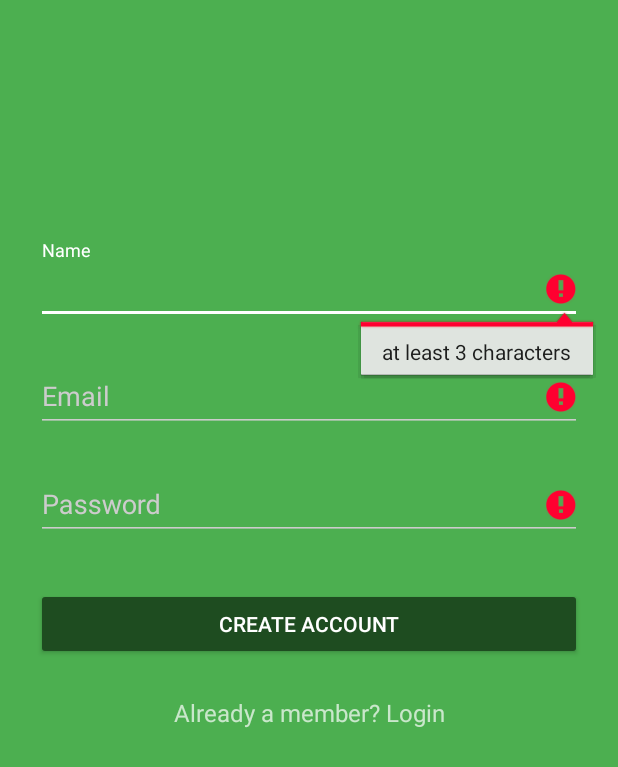
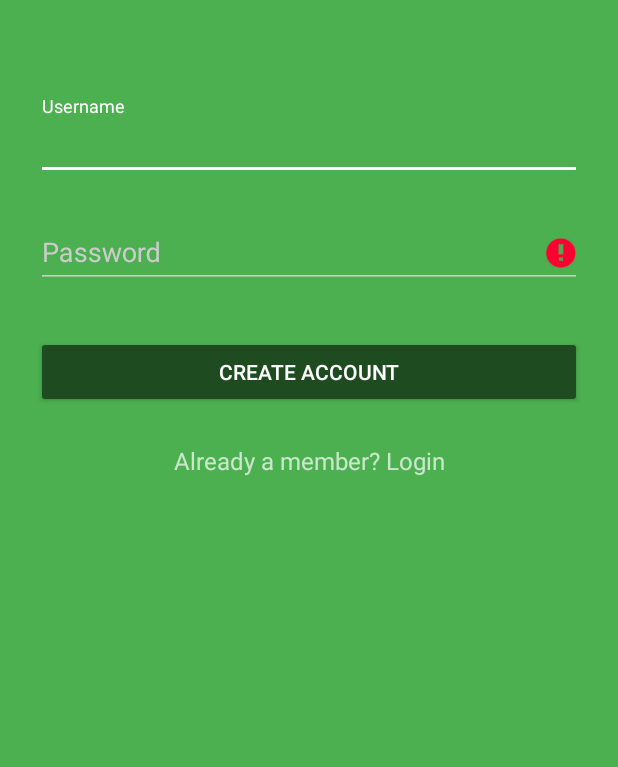
Before and after one commit to koallen/e-clinic-android, an Android app: the SignupActivity screen opened directly, with no data from a screen before it, after a tap on "CREATE ACCOUNT", on a phone screen of 412 x 824 dp. Shown: the top 767 px of the screen. Run offline under Robolectric (Android 15) with nearby library versions, the phone set to English and light mode, and no system bars; our stand-ins replace ButterKnife.

Commit message:
refactor some code

```diff
--- a/app/src/main/java/sg/edu/ntu/cz3002/enigma/eclinic/activity/SignupActivity.java
+++ b/app/src/main/java/sg/edu/ntu/cz3002/enigma/eclinic/activity/SignupActivity.java
@@ -2,6 +2,7 @@ package sg.edu.ntu.cz3002.enigma.eclinic.activity;
 
 import android.app.ProgressDialog;
 import android.os.Bundle;
+import android.support.design.widget.TextInputEditText;
 import android.support.v7.app.AppCompatActivity;
 import android.util.Log;
 import android.view.View;
@@ -15,14 +16,13 @@ import butterknife.ButterKnife;
 import sg.edu.ntu.cz3002.enigma.eclinic.R;
 
 /**
- * Created by HuaBa on 30/08/16.
+ * Signup activity
  */
     public class SignupActivity extends AppCompatActivity {
         private static final String TAG = "SignupActivity";
 
-        @BindView(R.id.input_name) EditText _nameText;
-        @BindView(R.id.input_email) EditText _emailText;
-        @BindView(R.id.input_password) EditText _passwordText;
+        @BindView(R.id.username_input_signup) TextInputEditText _usernameText;
+        @BindView(R.id.password_input_signup) TextInputEditText _passwordText;
         @BindView(R.id.btn_signup) Button _signupButton;
         @BindView(R.id.link_login) TextView _loginLink;
 
@@ -63,8 +63,7 @@ import sg.edu.ntu.cz3002.enigma.eclinic.R;
             progressDialog.setMessage("Creating Account...");
             progressDialog.show();
 
-            String name = _nameText.getText().toString();
-            String email = _emailText.getText().toString();
+            String username = _usernameText.getText().toString();
             String password = _passwordText.getText().toString();
 
             // TODO: Implement your own signup logic here.
@@ -97,23 +96,22 @@ import sg.edu.ntu.cz3002.enigma.eclinic.R;
         public boolean validate() {
             boolean valid = true;
 
-            String name = _nameText.getText().toString();
-            String email = _emailText.getText().toString();
+            String username = _usernameText.getText().toString();
             String password = _passwordText.getText().toString();
 
-            if (name.isEmpty() || name.length() < 3) {
-                _nameText.setError("at least 3 characters");
-                valid = false;
-            } else {
-                _nameText.setError(null);
-            }
-
-            if (email.isEmpty() || !android.util.Patterns.EMAIL_ADDRESS.matcher(email).matches()) {
-                _emailText.setError("enter a valid email address");
-                valid = false;
-            } else {
-                _emailText.setError(null);
-            }
+//            if (name.isEmpty() || name.length() < 3) {
+//                _nameText.setError("at least 3 characters");
+//                valid = false;
+//            } else {
+//                _nameText.setError(null);
+//            }
+//
+//            if (email.isEmpty() || !android.util.Patterns.EMAIL_ADDRESS.matcher(email).matches()) {
+//                _emailText.setError("enter a valid email address");
+//                valid = false;
+//            } else {
+//                _emailText.setError(null);
+//            }
 
             if (password.isEmpty() || password.length() < 4 || password.length() > 10) {
                 _passwordText.setError("between 4 and 10 alphanumeric characters");
--- a/app/src/main/java/sg/edu/ntu/cz3002/enigma/eclinic/presenter/LoginPresenter.java
+++ b/app/src/main/java/sg/edu/ntu/cz3002/enigma/eclinic/presenter/LoginPresenter.java
@@ -17,7 +17,7 @@ import sg.edu.ntu.cz3002.enigma.eclinic.model.AuthToken;
 import sg.edu.ntu.cz3002.enigma.eclinic.view.LoginView;
 
 /**
- * Created by koAllen on 8/31/2016.
+ * Login presenter
  */
 public class LoginPresenter extends MvpBasePresenter<LoginView> {
     private static final String TAG = "LoginPresenter";
@@ -47,10 +47,10 @@ public class LoginPresenter extends MvpBasePresenter<LoginView> {
                     @Override
                     public void onNext(AuthToken authToken) {
                         // save the auth token to shared preferences
-                        SharedPreferences preferences = _context.getSharedPreferences(Value.preferenceFilename, _context.MODE_PRIVATE);
+                        SharedPreferences preferences = _context.getSharedPreferences(Value.preferenceFilename, Context.MODE_PRIVATE);
                         SharedPreferences.Editor editor = preferences.edit();
                         editor.putString(Value.authTokenPreferenceName, authToken.getToken());
-                        editor.commit();
+                        editor.apply();
 
                         if (isViewAttached()) {
                             getView().goToMainUi();
--- a/app/src/main/res/layout/activity_signup.xml
+++ b/app/src/main/res/layout/activity_signup.xml
@@ -13,11 +13,11 @@
         android:paddingLeft="24dp"
         android:paddingRight="24dp">
 
-        <ImageView
-            android:layout_width="wrap_content"
-            android:layout_height="72dp"
-            android:layout_marginBottom="24dp"
-            android:layout_gravity="center_horizontal" />
+        <!--<ImageView-->
+            <!--android:layout_width="wrap_content"-->
+            <!--android:layout_height="72dp"-->
+            <!--android:layout_marginBottom="24dp"-->
+            <!--android:layout_gravity="center_horizontal" />-->
 
         <!--  Name Label -->
         <android.support.design.widget.TextInputLayout
@@ -25,24 +25,12 @@
             android:layout_height="wrap_content"
             android:layout_marginTop="8dp"
             android:layout_marginBottom="8dp">
-            <EditText android:id="@+id/input_name"
+            <android.support.design.widget.TextInputEditText
+                android:id="@+id/username_input_signup"
                 android:layout_width="match_parent"
                 android:layout_height="wrap_content"
                 android:inputType="textCapWords"
-                android:hint="Name" />
-        </android.support.design.widget.TextInputLayout>
-
-        <!-- Email Label -->
-        <android.support.design.widget.TextInputLayout
-            android:layout_width="match_parent"
-            android:layout_height="wrap_content"
-            android:layout_marginTop="8dp"
-            android:layout_marginBottom="8dp">
-            <EditText android:id="@+id/input_email"
-                android:layout_width="match_parent"
-                android:layout_height="wrap_content"
-                android:inputType="textEmailAddress"
-                android:hint="Email" />
+                android:hint="@string/username_input_label" />
         </android.support.design.widget.TextInputLayout>
 
         <!-- Password Label -->
@@ -51,11 +39,12 @@
             android:layout_height="wrap_content"
             android:layout_marginTop="8dp"
             android:layout_marginBottom="8dp">
-            <EditText android:id="@+id/input_password"
+            <android.support.design.widget.TextInputEditText
+                android:id="@+id/password_input_signup"
                 android:layout_width="match_parent"
                 android:layout_height="wrap_content"
                 android:inputType="textPassword"
-                android:hint="Password"/>
+                android:hint="@string/password_input_label"/>
         </android.support.design.widget.TextInputLayout>
 
         <!-- Signup Button -->
@@ -66,15 +55,15 @@
             android:layout_marginTop="24dp"
             android:layout_marginBottom="24dp"
             android:padding="12dp"
-            android:text="Create Account"/>
+            android:text="@string/signup_button_label"/>
 
         <TextView android:id="@+id/link_login"
             android:layout_width="fill_parent"
             android:layout_height="wrap_content"
             android:layout_marginBottom="24dp"
-            android:text="Already a member? Login"
+            android:text="@string/login_text"
             android:gravity="center"
-            android:textSize="16dip"/>
+            android:textSize="16sp"/>
 
     </LinearLayout>
 </ScrollView>
--- a/app/src/main/res/values/strings.xml
+++ b/app/src/main/res/values/strings.xml
@@ -1,3 +1,9 @@
 <resources>
     <string name="app_name">e-Clinic</string>
+    <string name="username_input_label">Username</string>
+    <string name="password_input_label">Password</string>
+    <string name="signup_text">No account yet? Create one</string>
+    <string name="login_button_label">Login</string>
+    <string name="login_text">Already a member? Login</string>
+    <string name="signup_button_label">Create account</string>
 </resources>
```
Also changed, not shown: app/src/main/java/sg/edu/ntu/cz3002/enigma/eclinic/activity/LoginActivity.java (+10 -16 lines), app/src/main/res/layout/activity_login.xml (+13 -13 lines).
